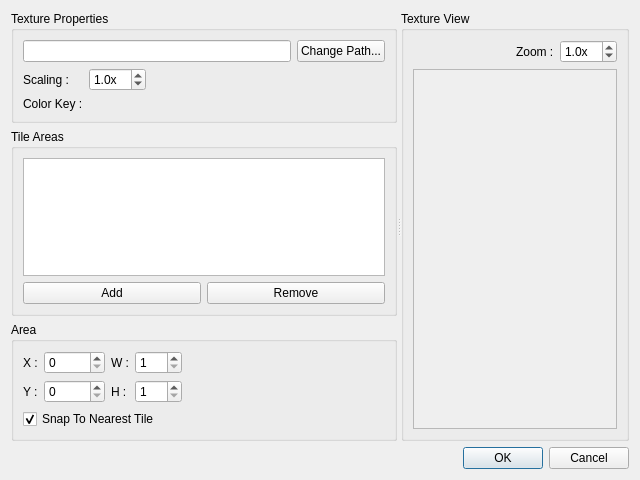
The window that ImportTilesInBulkDialog.ui (fborse/map-painter-95) describes before a commit, drawn with Qt 5.
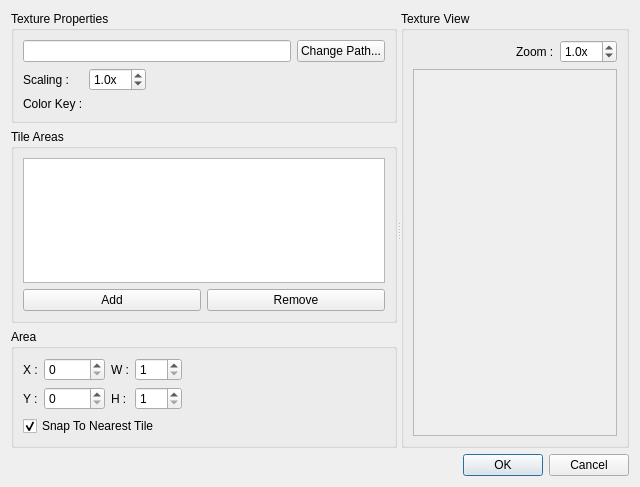
The same window after the commit. Custom widgets are drawn as their Qt base class.

Commit message: Importing tiles in bulk almost done

```diff
--- a/ImportTilesInBulkDialog.ui
+++ b/ImportTilesInBulkDialog.ui
@@ -7,7 +7,7 @@
     <x>0</x>
     <y>0</y>
     <width>640</width>
-    <height>480</height>
+    <height>487</height>
    </rect>
   </property>
   <property name="windowTitle">
@@ -19,7 +19,7 @@
      <property name="orientation">
       <enum>Qt::Orientation::Horizontal</enum>
      </property>
-     <widget class="QWidget" name="">
+     <widget class="QWidget" name="layoutWidget">
       <layout class="QVBoxLayout" name="verticalLayout" stretch="0,1,0">
        <item>
         <widget class="QGroupBox" name="texturePropertiesGroupBox">
@@ -327,8 +327,8 @@
            <rect>
             <x>0</x>
             <y>0</y>
-            <width>138</width>
-            <height>348</height>
+            <width>216</width>
+            <height>355</height>
            </rect>
           </property>
           <layout class="QHBoxLayout" name="horizontalLayout_3">
```
Left out of the diff: 143 changed lines with no effect on the pictures. The commit also changes 2 other files.
